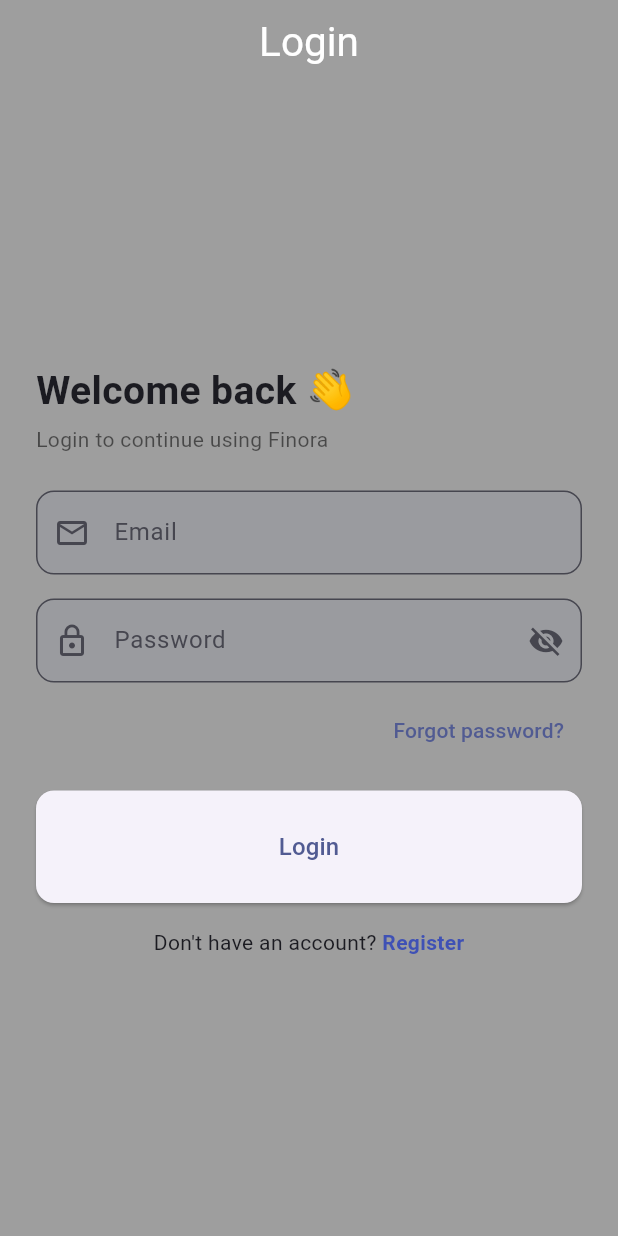
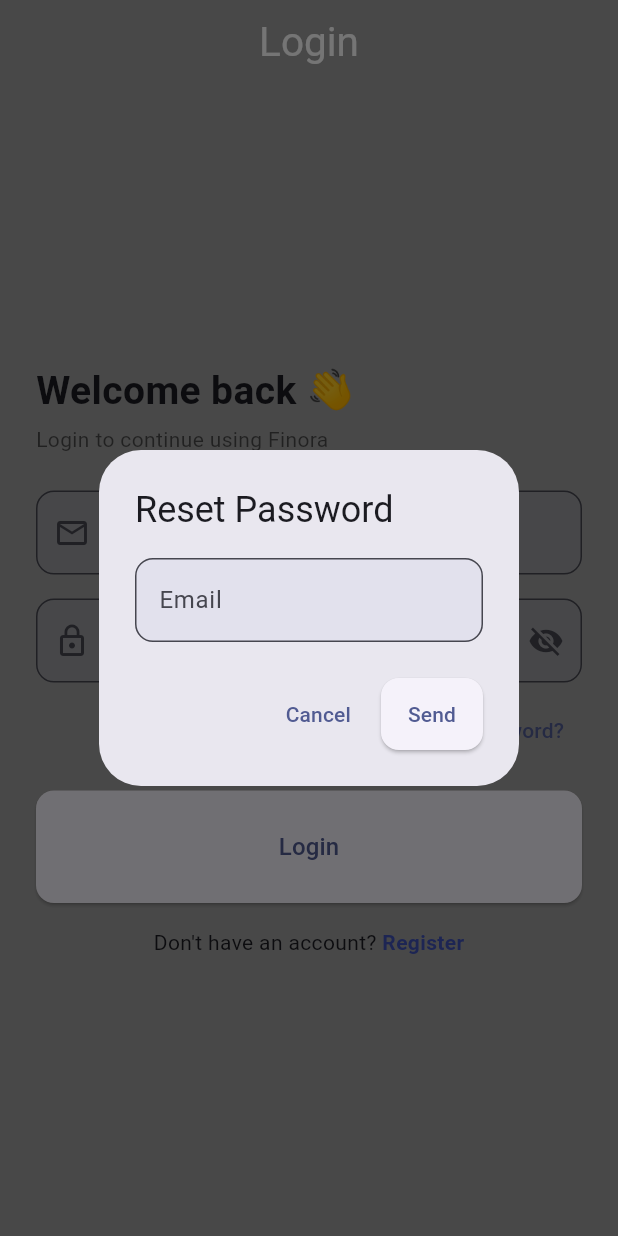
Before and after one commit to tanishullas04/Finora, a Flutter app: the screen it shows after launch, after a tap on "Forgot password?", on a phone screen of 412 x 824 dp. Run offline on Flutter 3.47's test engine with Material 3 defaults, Android fonts, the phone set to English and light mode, and no system bars; our stand-ins replace cloud_firestore, file_picker, firebase_auth, firebase_core, lottie; accounts and stored records are empty.

Commit message:
Add forgot password dialog and reset functionality in login screen

```diff
--- a/lib/screens/login.dart
+++ b/lib/screens/login.dart
@@ -13,6 +13,9 @@ class _LoginScreenState extends State<LoginScreen> {
   final TextEditingController _emailCtrl = TextEditingController();
   final TextEditingController _passwordCtrl = TextEditingController();
 
+  // controller used in the reset dialog
+  final TextEditingController _resetEmailCtrl = TextEditingController();
+
   bool _obscure = true;
   bool _isLoading = false;
 
@@ -20,6 +23,7 @@ class _LoginScreenState extends State<LoginScreen> {
   void dispose() {
     _emailCtrl.dispose();
     _passwordCtrl.dispose();
+    _resetEmailCtrl.dispose();
     super.dispose();
   }
 
@@ -51,15 +55,15 @@ class _LoginScreenState extends State<LoginScreen> {
         }
 
         if (mounted) {
-          ScaffoldMessenger.of(context).showSnackBar(
-            SnackBar(content: Text(errorMessage)),
-          );
+          ScaffoldMessenger.of(
+            context,
+          ).showSnackBar(SnackBar(content: Text(errorMessage)));
         }
       } catch (e) {
         if (mounted) {
-          ScaffoldMessenger.of(context).showSnackBar(
-            SnackBar(content: Text("Error: ${e.toString()}")),
-          );
+          ScaffoldMessenger.of(
+            context,
+          ).showSnackBar(SnackBar(content: Text("Error: ${e.toString()}")));
         }
       } finally {
         if (mounted) {
@@ -71,11 +75,88 @@ class _LoginScreenState extends State<LoginScreen> {
     }
   }
 
+  Future<void> _resetPassword(String email) async {
+    try {
+      await FirebaseAuth.instance.sendPasswordResetEmail(email: email.trim());
+      if (mounted) {
+        ScaffoldMessenger.of(context).showSnackBar(
+          const SnackBar(
+            content: Text('Password reset link sent. Check your email.'),
+          ),
+        );
+      }
+    } on FirebaseAuthException catch (e) {
+      String msg = 'Failed to send reset email';
+      if (e.code == 'user-not-found') {
+        msg = 'No account found for that email';
+      } else if (e.code == 'invalid-email') {
+        msg = 'Invalid email address';
+      }
+      if (mounted) {
+        ScaffoldMessenger.of(
+          context,
+        ).showSnackBar(SnackBar(content: Text(msg)));
+      }
+    } catch (e) {
+      if (mounted) {
+        ScaffoldMessenger.of(
+          context,
+        ).showSnackBar(SnackBar(content: Text('Error: ${e.toString()}')));
+      }
+    }
+  }
+
+  void _showForgotPasswordDialog() {
+    showDialog(
+      context: context,
+      builder: (context) {
+        return AlertDialog(
+          title: const Text('Reset Password'),
+          content: TextField(
+            controller: _resetEmailCtrl,
+            keyboardType: TextInputType.emailAddress,
+            decoration: const InputDecoration(
+              labelText: 'Email',
+              hintText: 'Enter your account email',
+            ),
+          ),
+          actions: [
+            TextButton(
+              onPressed: () {
+                Navigator.of(context).pop();
+              },
+              child: const Text('Cancel'),
+            ),
+            ElevatedButton(
+              onPressed: () {
+                final email = _resetEmailCtrl.text.trim();
+                if (email.isNotEmpty && email.contains('@')) {
+                  _resetPassword(email);
+                  _resetEmailCtrl.clear();
+                  Navigator.of(context).pop();
+                } else {
+                  // simple validation message
+                  ScaffoldMessenger.of(context).showSnackBar(
+                    const SnackBar(content: Text('Please enter a valid email')),
+                  );
+                }
+              },
+              child: const Text('Send'),
+            ),
+          ],
+        );
+      },
+    );
+  }
+
   @override
   Widget build(BuildContext context) {
     return Scaffold(
       appBar: AppBar(
-        title: const Text("Login", style: TextStyle(color: Colors.white, fontSize: 27)),
+        title: const Text(
+          "Login",
+          style: TextStyle(color: Colors.white, fontSize: 27),
+        ),
       ),
       body: Center(
         child: SingleChildScrollView(
@@ -87,10 +168,7 @@ class _LoginScreenState extends State<LoginScreen> {
               children: [
                 const Text(
                   "Welcome back 👋",
-                  style: TextStyle(
-                    fontSize: 26,
-                    fontWeight: FontWeight.w700,
-                  ),
+                  style: TextStyle(fontSize: 26, fontWeight: FontWeight.w700),
                 ),
                 const SizedBox(height: 4),
                 const Text(
@@ -152,9 +230,7 @@ class _LoginScreenState extends State<LoginScreen> {
                 Align(
                   alignment: Alignment.centerRight,
                   child: TextButton(
-                    onPressed: () {
-                      // you can add "Forgot password" flow later
-                    },
+                    onPressed: _showForgotPasswordDialog,
                     child: const Text("Forgot password?"),
                   ),
                 ),
@@ -172,13 +248,12 @@ class _LoginScreenState extends State<LoginScreen> {
                               width: 20,
                               child: CircularProgressIndicator(
                                 strokeWidth: 2,
-                                valueColor: AlwaysStoppedAnimation<Color>(Colors.white),
+                                valueColor: AlwaysStoppedAnimation<Color>(
+                                  Colors.white,
+                                ),
                               ),
                             )
-                          : const Text(
-                              "Login",
-                              style: TextStyle(fontSize: 16),
-                            ),
+                          : const Text("Login", style: TextStyle(fontSize: 16)),
                     ),
                   ),
                 ),
@@ -201,7 +276,7 @@ class _LoginScreenState extends State<LoginScreen> {
                       ),
                     ),
                   ],
-                )
+                ),
               ],
             ),
           ),
```
